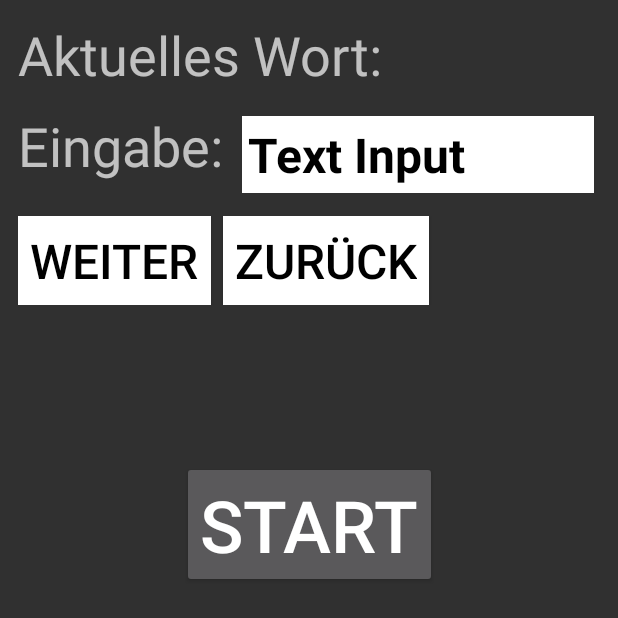
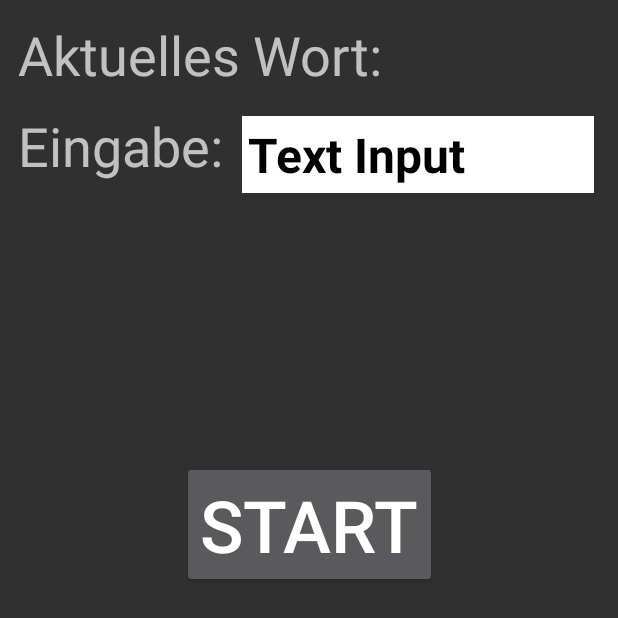
Before and after one commit to nickcrisci/Bachelorarbeit, an Android app: the layout fragment_words.xml on its own in the app's theme, with its tools: preview values and no code run, on a phone screen of 412 x 824 dp. Shown: the top 618 px of the screen. Run offline under Robolectric (Android 15) with nearby library versions, the phone set to English and light mode, and no system bars.

```diff
--- a/DreaTextStudie/automotive/src/main/res/layout/fragment_words.xml
+++ b/DreaTextStudie/automotive/src/main/res/layout/fragment_words.xml
@@ -88,7 +88,8 @@
                 android:text="Weiter"
                 android:textColor="#000000"
                 android:textSize="32sp"
-                android:padding="8dp"/>
+                android:padding="8dp"
+                android:visibility="invisible"/>
 
             <Button
                 android:id="@+id/btnPrevious"
@@ -99,7 +100,8 @@
                 android:textColor="#000000"
                 android:textSize="32sp"
                 android:padding="8dp"
-                android:layout_marginRight="8dp"/>
+                android:layout_marginRight="8dp"
+                android:visibility="invisible"/>
         </LinearLayout>
 
         <TableLayout
```
Also changed, not shown: DreaTextStudie/automotive/src/main/java/com/example/drea_text_studie/ui/studie/WordsFragment.kt (+24 -6 lines), DreaTextStudie/automotive/src/main/java/com/example/drea_text_studie/util/Logging.kt (+6 -6 lines).
